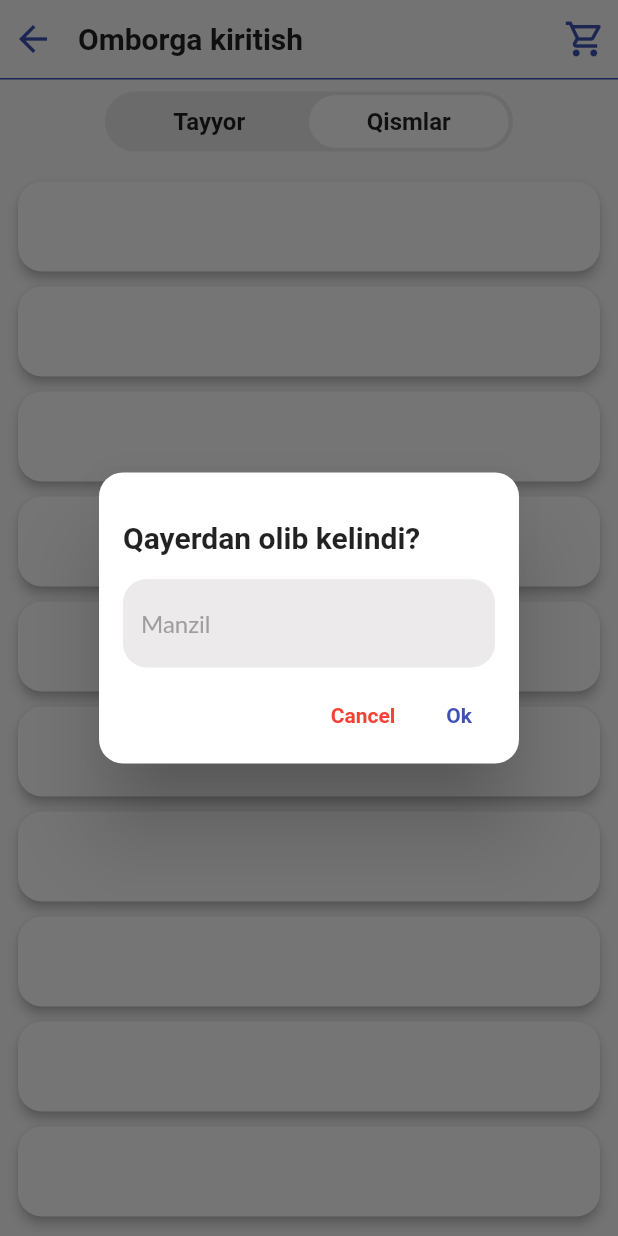
After one commit to RamazonDurdiyev/samo_crm, a Flutter app: the WarehouseInPage screen opened directly, on a phone screen of 412 x 824 dp. The commit adds this screen. Run offline on Flutter 3.47's test engine with Material 2 defaults, Android fonts, the light colour scheme and no system bars; our stand-ins replace equatable, fl_chart, flutter_bloc, flutter_screenutil, image_picker; Roboto replaces fonts that are missing (Lato).

Commit message:
Bloc changeTabState

```diff
--- a/lib/ui/pages/home_page/home_page.dart
+++ b/lib/ui/pages/home_page/home_page.dart
@@ -2,10 +2,11 @@ import 'package:fl_chart/fl_chart.dart';
 import 'package:flutter/cupertino.dart';
 import 'package:flutter/material.dart';
 import 'package:flutter_screenutil/flutter_screenutil.dart';
-import 'package:samo_crm/ui/notification_page/notification_page.dart';
+import 'package:samo_crm/ui/pages/notification_page/notification_page.dart';
+import 'package:samo_crm/ui/pages/profile_settings/profile_settings_page.dart';
+import 'package:samo_crm/ui/pages/settings_page/settings_page.dart';
 import 'package:samo_crm/ui/pages/sign_up_page/sign_up_page.dart';
-import 'package:samo_crm/ui/profile_settings/profile_settings_page.dart';
-import 'package:samo_crm/ui/settings_page/settings_page.dart';
+import 'package:samo_crm/ui/pages/warehouse_in_page/warehouse_in_page.dart';
 
 class HomePage extends StatelessWidget {
   const HomePage({super.key});
@@ -279,7 +280,7 @@ class HomePage extends StatelessWidget {
                     Padding(
                       padding: const EdgeInsets.symmetric(vertical: 8),
                       child: SizedBox(
-                        height: 120,
+                        height: 100,
                         child: LineChart(
                           LineChartData(
                             gridData: const FlGridData(show: false),
@@ -329,30 +330,6 @@ class HomePage extends StatelessWidget {
                                     color: Colors.green.withOpacity(0.1)),
                               ),
                             ],
-                            // : FlTitlesData(
-                            //     leftTitles: SideTitles(showTitles: true),
-                            //     bottomTitles: SideTitles(
-                            //       showTitles: true,
-                            //       getTitles: (value) {
-                            //         switch (value.toInt()) {
-                            //           case 0:
-                            //             return 'Mon';
-                            //           case 1:
-                            //             return 'Tue';
-                            //           case 2:
-                            //             return 'Wed';
-                            //           case 3:
-                            //             return 'Thu';
-                            //           case 4:
-                            //             return 'Fri';
-                            //           case 5:
-                            //             return 'Sat';
-                            //           case 6:
-                            //             return 'Sun';
-                            //         }
-                            //         return '';
-                            //       },
-                            //     ),
                           ),
                         ),
                       ),
@@ -393,7 +370,7 @@ class HomePage extends StatelessWidget {
           const SizedBox(
             height: 8,
           ),
-          _buildServicesGrid(),
+          _buildServicesGrid(context),
         ],
       ),
     );
@@ -411,7 +388,7 @@ class HomePage extends StatelessWidget {
     );
   }
 
-  _buildServicesGrid() {
+  _buildServicesGrid(BuildContext context) {
     return GridView(
       padding: const EdgeInsets.symmetric(
         horizontal: 8,
@@ -425,67 +402,107 @@ class HomePage extends StatelessWidget {
       ),
       children: [
         _serviceButton(
+          context,
           const Icon(
             Icons.add,
             color: Colors.white,
           ),
           "Omborga mahsulot kiritish",
+          // Navigator.push(
+          //   context,
+          //   MaterialPageRoute(
+          //     builder: (context) {
+          //       return const SettingsPage();
+          //     },
+          //   ),
+          // ),
+          const WarehouseInPage(),
         ),
         _serviceButton(
+          context,
           const Icon(
             Icons.remove,
             color: Colors.white,
           ),
           "ombordagi mahsulotni chiqarish",
+          const WarehouseInPage(),
         ),
         _serviceButton(
+          context,
           const Icon(
             Icons.home_filled,
             color: Colors.white,
           ),
           "Omborda mavjud mahsulotlar",
+          const WarehouseInPage(),
         ),
         _serviceButton(
+          context,
           const Icon(
             Icons.warning,
             color: Colors.white,
           ),
           "Yaroqsiz mahsulotlar",
+          const WarehouseInPage(),
         ),
         _serviceButton(
+          context,
           const Icon(
             Icons.history,
             color: Colors.white,
           ),
           "Kirim chiqim tarixi",
+          const WarehouseInPage(),
         ),
         _serviceButton(
+          context,
           const Icon(
             Icons.people,
             color: Colors.white,
           ),
           "Hodimlarni tayinlash",
+          const WarehouseInPage(),
         ),
         _serviceButton(
+          context,
           const Icon(
             Icons.library_books,
             color: Colors.white,
           ),
           "KPI amallari",
+          const WarehouseInPage(),
         ),
         _serviceButton(
+          context,
           const Icon(
             Icons.check_box,
             color: Colors.white,
           ),
           "Mahsulotlarni tasdiqlash",
+          const WarehouseInPage(),
         ),
       ],
     );
   }
 
-  _serviceButton(Icon icon, String task) {
-    return Card(
+  _serviceButton(
+    BuildContext context,
+    Icon icon,
+    String task,
+    page,
+  ) {
+    return GestureDetector(
+      onTap: () {
+        Navigator.push(
+          context,
+          MaterialPageRoute(
+            builder: (context) {
+              return page;
+            },
+          ),
+        );
+      },
+      child: Card(
         shape: const RoundedRectangleBorder(
           borderRadius: BorderRadius.all(
             Radius.circular(16),
@@ -529,6 +546,7 @@ class HomePage extends StatelessWidget {
             ],
           ),
         ),
+      ),
     );
   }
 }
--- a/lib/ui/profile_settings/profile_settings_bloc.dart
+++ b/lib/ui/pages/profile_settings/profile_settings_bloc.dart
@@ -3,8 +3,8 @@ import 'package:flutter/foundation.dart';
 import 'package:flutter/material.dart' hide State;
 import 'package:flutter_bloc/flutter_bloc.dart';
 import 'package:image_picker/image_picker.dart';
-import 'package:samo_crm/ui/profile_settings/profile_settings_event.dart';
-import 'package:samo_crm/ui/profile_settings/profile_settings_state.dart';
+import 'package:samo_crm/ui/pages/profile_settings/profile_settings_event.dart';
+import 'package:samo_crm/ui/pages/profile_settings/profile_settings_state.dart';
 
 class ProfileSettingsBloc
     extends Bloc<ProfileSettingsEvent, ProfileSettingsState> {
--- a/lib/ui/profile_settings/profile_settings_page.dart
+++ b/lib/ui/pages/profile_settings/profile_settings_page.dart
@@ -1,8 +1,8 @@
 import 'package:flutter/material.dart';
 import 'package:flutter_bloc/flutter_bloc.dart';
-import 'package:samo_crm/ui/profile_settings/profile_settings_bloc.dart';
-import 'package:samo_crm/ui/profile_settings/profile_settings_event.dart';
-import 'package:samo_crm/ui/profile_settings/profile_settings_state.dart';
+import 'package:samo_crm/ui/pages/profile_settings/profile_settings_bloc.dart';
+import 'package:samo_crm/ui/pages/profile_settings/profile_settings_event.dart';
+import 'package:samo_crm/ui/pages/profile_settings/profile_settings_state.dart';
 
 class ProfileSettings extends StatelessWidget {
   const ProfileSettings({super.key});
--- /dev/null
+++ b/lib/ui/pages/warehouse_in_page/warehouse_in_bloc.dart
@@ -0,0 +1,115 @@
+import 'package:flutter/material.dart' hide State;
+import 'package:flutter_bloc/flutter_bloc.dart';
+import 'package:samo_crm/ui/pages/warehouse_in_page/warehouse_in_event.dart';
+import 'package:samo_crm/ui/pages/warehouse_in_page/warehouse_in_state.dart';
+
+class WarehouseInBloc extends Bloc<WarehouseInEvent, WarehouseInState> {
+  WarehouseInBloc() : super(Initial()) {
+    on<ShowDialogEvent>((event, emit) async {
+      await popUpDialog(emit, event.context);
+    });
+    on<ChangeTabEvent>((event, emit) async {
+      await changeTab(emit);
+    });
+  }
+
+  // Controllers
+  TextEditingController addressCtrl = TextEditingController();
+
+  // Data
+  bool changer = false;
+
+  popUpDialog(Emitter<WarehouseInState> emit, BuildContext context) async {
+    try {
+      ShowDialogState(state: State.loading);
+      showDialog(
+        barrierDismissible: false,
+        context: context,
+        builder: (context) {
+          return AlertDialog(
+            shape: const RoundedRectangleBorder(
+              borderRadius: BorderRadius.all(
+                Radius.circular(
+                  16,
+                ),
+              ),
+            ),
+            contentPadding: const EdgeInsets.symmetric(horizontal: 16),
+            titlePadding: const EdgeInsets.only(top: 32, bottom: 16, left: 16),
+            title: const Text(
+              "Qayerdan olib kelindi?",
+              style: TextStyle(
+                fontWeight: FontWeight.bold,
+              ),
+            ),
+            content: SizedBox(
+              child: TextField(
+                controller: addressCtrl,
+                cursorColor: Colors.indigo,
+                style: const TextStyle(color: Colors.black),
+                decoration: const InputDecoration(
+                  hintText: "Manzil",
+                  hintStyle: TextStyle(
+                      color: Colors.grey, fontSize: 16, fontFamily: "Lato"),
+                  fillColor: Color.fromARGB(255, 236, 234, 234),
+                  filled: true,
+                  border: OutlineInputBorder(
+                      borderRadius: BorderRadius.all(
+                        Radius.circular(16),
+                      ),
+                      borderSide: BorderSide.none),
+                ),
+              ),
+            ),
+            actions: [
+              Row(
+                mainAxisAlignment: MainAxisAlignment.end,
+                children: [
+                  TextButton(
+                    onPressed: () {
+                      Navigator.pop(context);
+                      Navigator.pop(context);
+                    },
+                    child: const Text(
+                      "Cancel",
+                      style: TextStyle(
+                        color: Colors.red,
+                        fontWeight: FontWeight.bold,
+                      ),
+                    ),
+                  ),
+                  TextButton(
+                    onPressed: () {
+                      Navigator.pop(context);
+                    },
+                    child: const Text(
+                      "Ok",
+                      style: TextStyle(
+                        color: Colors.indigo,
+                        fontWeight: FontWeight.bold,
+                      ),
+                    ),
+                  ),
+                ],
+              )
+            ],
+          );
+        },
+      );
+      ShowDialogState(state: State.loaded);
+    } catch (e) {
+      ShowDialogState(state: State.error);
+    }
+  }
+
+  changeTab(Emitter<WarehouseInState> emit) {
+    try {
+      ChangeTabState(state: State.loading);
+      changer = !changer;
+      ChangeTabState(state: State.loaded);
+      print(changer);
+    } catch (e) {
+      ChangeTabState(state: State.error);
+    }
+  }
+}
--- /dev/null
+++ b/lib/ui/pages/warehouse_in_page/warehouse_in_event.dart
@@ -0,0 +1,17 @@
+import 'package:equatable/equatable.dart';
+import 'package:flutter/cupertino.dart';
+
+abstract class WarehouseInEvent extends Equatable {}
+
+class ShowDialogEvent extends WarehouseInEvent {
+  final BuildContext context;
+
+  ShowDialogEvent({required this.context});
+  @override
+  List<Object?> get props => [context];
+}
+class ChangeTabEvent extends WarehouseInEvent{
+  @override
+  List<Object?> get props => [];
+
+}
--- /dev/null
+++ b/lib/ui/pages/warehouse_in_page/warehouse_in_page.dart
@@ -0,0 +1,264 @@
+import 'package:flutter/material.dart';
+import 'package:flutter_screenutil/flutter_screenutil.dart';
+import 'package:flutter_bloc/flutter_bloc.dart';
+import 'package:samo_crm/ui/pages/warehouse_in_page/warehouse_in_bloc.dart';
+import 'package:samo_crm/ui/pages/warehouse_in_page/warehouse_in_event.dart';
+import 'package:samo_crm/ui/pages/warehouse_in_page/warehouse_in_state.dart';
+
+class WarehouseInPage extends StatelessWidget {
+  const WarehouseInPage({super.key});
+
+  @override
+  Widget build(BuildContext context) {
+    final bloc = WarehouseInBloc();
+    bloc.add(ShowDialogEvent(context: context));
+    return Scaffold(
+      body: _buildBody(bloc),
+    );
+  }
+
+  _buildBody(WarehouseInBloc bloc) {
+    return BlocBuilder<WarehouseInBloc, WarehouseInState>(
+      bloc: bloc,
+      builder: (context, state) {
+        return SingleChildScrollView(
+          child: Column(
+            children: [
+              SizedBox(
+                height: ScreenUtil().statusBarHeight + 12,
+              ),
+              Padding(
+                padding: const EdgeInsets.symmetric(
+                  horizontal: 8,
+                ),
+                child: Row(
+                  children: [
+                    Builder(
+                      builder: (context) {
+                        return GestureDetector(
+                          onTap: () {
+                            Navigator.pop(context);
+                          },
+                          child: const Icon(
+                            Icons.arrow_back,
+                            size: 28,
+                            color: Colors.indigo,
+                          ),
+                        );
+                      },
+                    ),
+                    const SizedBox(
+                      width: 16,
+                    ),
+                    const Text(
+                      "Omborga kiritish",
+                      style:
+                          TextStyle(fontSize: 20, fontWeight: FontWeight.bold),
+                    ),
+                    const Expanded(
+                      child: SizedBox(),
+                    ),
+                    GestureDetector(
+                      onTap: () {
+                        // Navigator.push(
+                        //   context,
+                        //   MaterialPageRoute(
+                        //     builder: (context) {
+                        //       return const NotificationPage();
+                        //     },
+                        //   ),
+                        // );
+                      },
+                      child: const Icon(
+                        Icons.shopping_cart_outlined,
+                        color: Colors.indigo,
+                        size: 28,
+                      ),
+                    ),
+                  ],
+                ),
+              ),
+              const SizedBox(
+                height: 12,
+              ),
+              Container(
+                height: 1,
+                color: Colors.indigo,
+              ),
+              const SizedBox(
+                height: 8,
+              ),
+              _buildFilterTab(bloc),
+              const SizedBox(
+                height: 16,
+              ),
+              _buildListView(),
+            ],
+          ),
+        );
+      },
+    );
+  }
+
+  _buildFilterTab(WarehouseInBloc bloc) {
+    return BlocBuilder<WarehouseInBloc,WarehouseInState>(
+      bloc: bloc,
+      builder: (context,state) {
+        return Padding(
+          padding: const EdgeInsets.symmetric(horizontal: 70),
+          child: Container(
+            height: 40,
+            decoration: const BoxDecoration(
+              borderRadius: BorderRadius.all(
+                Radius.circular(100),
+              ),
+              color: Color.fromARGB(255, 236, 234, 234),
+            ),
+            child: bloc.changer == false
+                ? Row(
+                    children: [
+                      const SizedBox(
+                        width: 3,
+                      ),
+                      Expanded(
+                        child: GestureDetector(
+                          onTap: () {
+                            bloc.add(ChangeTabEvent());
+                          },
+                          child: Container(
+                            height: 35,
+                            decoration: const BoxDecoration(
+                              borderRadius: BorderRadius.all(
+                                Radius.circular(100),
+                              ),
+                            ),
+                            child: const Center(
+                              child: Text(
+                                "Tayyor",
+                                style: TextStyle(
+                                  fontSize: 16,
+                                  fontWeight: FontWeight.bold,
+                                ),
+                              ),
+                            ),
+                          ),
+                        ),
+                      ),
+                      Expanded(
+                        child: Container(
+                          height: 35,
+                          decoration: const BoxDecoration(
+                              borderRadius: BorderRadius.all(
+                                Radius.circular(100),
+                              ),
+                              color: Colors.white),
+                          child: const Center(
+                            child: Text(
+                              "Qismlar",
+                              style: TextStyle(
+                                fontSize: 16,
+                                fontWeight: FontWeight.bold,
+                              ),
+                            ),
+                          ),
+                        ),
+                      ),
+                      const SizedBox(
+                        width: 3,
+                      ),
+                    ],
+                  )
+                : Row(
+                    children: [
+                      const SizedBox(
+                        width: 3,
+                      ),
+                      Expanded(
+                        child: Container(
+                          height: 35,
+                          decoration: const BoxDecoration(
+                            borderRadius: BorderRadius.all(
+                              Radius.circular(100),
+                            ),
+                            color: Colors.white,
+                          ),
+                          child: const Center(
+                            child: Text(
+                              "Tayyor",
+                              style: TextStyle(
+                                fontSize: 16,
+                                fontWeight: FontWeight.bold,
+                              ),
+                            ),
+                          ),
+                        ),
+                      ),
+                      Expanded(
+                        child: GestureDetector(
+                          onTap: () {
+                            bloc.add(ChangeTabEvent());
+                          },
+                          child: Container(
+                            height: 35,
+                            decoration: const BoxDecoration(
+                              borderRadius: BorderRadius.all(
+                                Radius.circular(100),
+                              ),
+                            ),
+                            child: const Center(
+                              child: Text(
+                                "Qismlar",
+                                style: TextStyle(
+                                  fontSize: 16,
+                                  fontWeight: FontWeight.bold,
+                                ),
+                              ),
+                            ),
+                          ),
+                        ),
+                      ),
+                      const SizedBox(
+                        width: 3,
+                      ),
+                    ],
+                  ),
+          ),
+        );
+      }
+    );
+  }
+
+  _buildListView() {
+    return ListView.builder(
+      padding: const EdgeInsets.all(0),
+      shrinkWrap: true,
+      physics: const NeverScrollableScrollPhysics(),
+      itemCount: 10,
+      itemBuilder: (context, index) {
+        return _buildListItem();
+      },
+    );
+  }
+
+  _buildListItem() {
+    return Padding(
+      padding: const EdgeInsets.only(left: 8, right: 8, bottom: 2),
+      child: Card(
+        shape: const RoundedRectangleBorder(
+          borderRadius: BorderRadius.all(
+            Radius.circular(16),
+          ),
+        ),
+        elevation: 3,
+        child: Container(
+          height: 60,
+          decoration: const BoxDecoration(
+            borderRadius: BorderRadius.all(
+              Radius.circular(16),
+            ),
+          ),
+        ),
+      ),
+    );
+  }
+}
--- /dev/null
+++ b/lib/ui/pages/warehouse_in_page/warehouse_in_state.dart
@@ -0,0 +1,32 @@
+import 'package:equatable/equatable.dart';
+import 'package:flutter/material.dart';
+
+abstract class WarehouseInState extends Equatable {}
+
+class Initial extends WarehouseInState {
+  @override
+  List<Object?> get props => [];
+}
+
+class ShowDialogState extends WarehouseInState {
+  final State state;
+
+  ShowDialogState({required this.state});
+  @override
+  List<Object?> get props => [state];
+}
+
+class ChangeTabState extends WarehouseInState {
+  final State state;
+
+  ChangeTabState({required this.state});
+  @override
+  List<Object?> get props => [state,UniqueKey()];
+}
+
+enum State {
+  initial,
+  loading,
+  loaded,
+  error,
+}
--- a/lib/ui/widgets/build_text_field.dart
+++ /dev/null
@@ -1,35 +0,0 @@
-import 'package:flutter/material.dart';
-
-buildTextField(TextEditingController ctrl,String hint){
-  return Padding(
-      padding: const EdgeInsets.symmetric(horizontal: 16),
-      child: SizedBox(
-        height: 40,
-        child: TextField(
-          controller: ctrl,
-          cursorColor: const Color.fromARGB(255, 4, 27, 66),
-          style: const TextStyle(color: Colors.white),
-          decoration: InputDecoration(
-            suffixIcon: Icon(
-              Icons.search,
-              color: Colors.white.withOpacity(0.5),
-            ),
-            contentPadding:
-                const EdgeInsets.symmetric(horizontal: 16, vertical: 8),
-            hintText: hint,
-            hintStyle: TextStyle(
-                color: Colors.white.withOpacity(0.5),
-                fontSize: 16,
-                fontFamily: "Lato"),
-            fillColor: Colors.white.withOpacity(0.1),
-            filled: true,
-            border: const OutlineInputBorder(
-                borderRadius: BorderRadius.all(
-                  Radius.circular(24),
-                ),
-                borderSide: BorderSide.none),
-          ),
-        ),
-      ),
-    );
-}
```
Also changed, not shown: lib/ui/pages/notification_page/notification_page.dart (renamed from lib/ui/notification_page/notification_page.dart), lib/ui/pages/profile_settings/profile_settings_event.dart (renamed from lib/ui/profile_settings/profile_settings_event.dart), lib/ui/pages/profile_settings/profile_settings_state.dart (renamed from lib/ui/profile_settings/profile_settings_state.dart), lib/ui/pages/settings_page/settings_page.dart (renamed from lib/ui/settings_page/settings_page.dart), pubspec.lock. Lines whose indentation alone changed are shown as unchanged.
